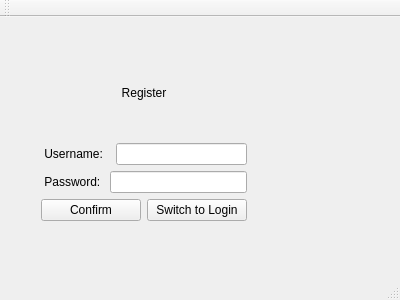
The window that 开发板代码/loginwindow.ui (ljhnhlh/Emb-os) describes before a commit, drawn with Qt 5.
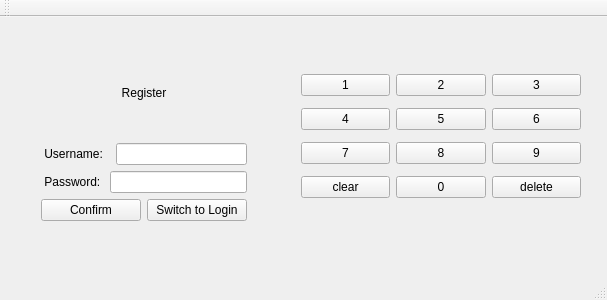
The same window after the commit.

Patch:
```diff
--- a/开发板代码/loginwindow.ui
+++ b/开发板代码/loginwindow.ui
@@ -6,7 +6,7 @@
    <rect>
     <x>0</x>
     <y>0</y>
-    <width>400</width>
+    <width>607</width>
     <height>300</height>
    </rect>
   </property>
@@ -95,6 +95,102 @@
      </item>
     </layout>
    </widget>
+   <widget class="QWidget" name="gridLayoutWidget">
+    <property name="geometry">
+     <rect>
+      <x>290</x>
+      <y>40</y>
+      <width>302</width>
+      <height>161</height>
+     </rect>
+    </property>
+    <layout class="QGridLayout" name="gridLayout">
+     <item row="1" column="1">
+      <widget class="QPushButton" name="btn5">
+       <property name="text">
+        <string>5</string>
+       </property>
+      </widget>
+     </item>
+     <item row="1" column="0">
+      <widget class="QPushButton" name="btn4">
+       <property name="text">
+        <string>4</string>
+       </property>
+      </widget>
+     </item>
+     <item row="0" column="0">
+      <widget class="QPushButton" name="btn1">
+       <property name="text">
+        <string>1</string>
+       </property>
+      </widget>
+     </item>
+     <item row="2" column="0">
+      <widget class="QPushButton" name="btn7">
+       <property name="text">
+        <string>7</string>
+       </property>
+      </widget>
+     </item>
+     <item row="0" column="1">
+      <widget class="QPushButton" name="btn2">
+       <property name="text">
+        <string>2</string>
+       </property>
+      </widget>
+     </item>
+     <item row="2" column="2">
+      <widget class="QPushButton" name="btn9">
+       <property name="text">
+        <string>9</string>
+       </property>
+      </widget>
+     </item>
+     <item row="0" column="2">
+      <widget class="QPushButton" name="btn3">
+       <property name="text">
+        <string>3</string>
+       </property>
+      </widget>
+     </item>
+     <item row="2" column="1">
+      <widget class="QPushButton" name="btn8">
+       <property name="text">
+        <string>8</string>
+       </property>
+      </widget>
+     </item>
+     <item row="3" column="1">
+      <widget class="QPushButton" name="btn0">
+       <property name="text">
+        <string>0</string>
+       </property>
+      </widget>
+     </item>
+     <item row="1" column="2">
+      <widget class="QPushButton" name="btn6">
+       <property name="text">
+        <string>6</string>
+       </property>
+      </widget>
+     </item>
+     <item row="3" column="2">
+      <widget class="QPushButton" name="btn_delete">
+       <property name="text">
+        <string>delete</string>
+       </property>
+      </widget>
+     </item>
+     <item row="3" column="0">
+      <widget class="QPushButton" name="btn_clear">
+       <property name="text">
+        <string>clear</string>
+       </property>
+      </widget>
+     </item>
+    </layout>
+   </widget>
   </widget>
   <widget class="QMenuBar" name="menuBar">
    <property name="geometry">
```
Left out of the diff: 2 changed lines with no effect on the pictures.
